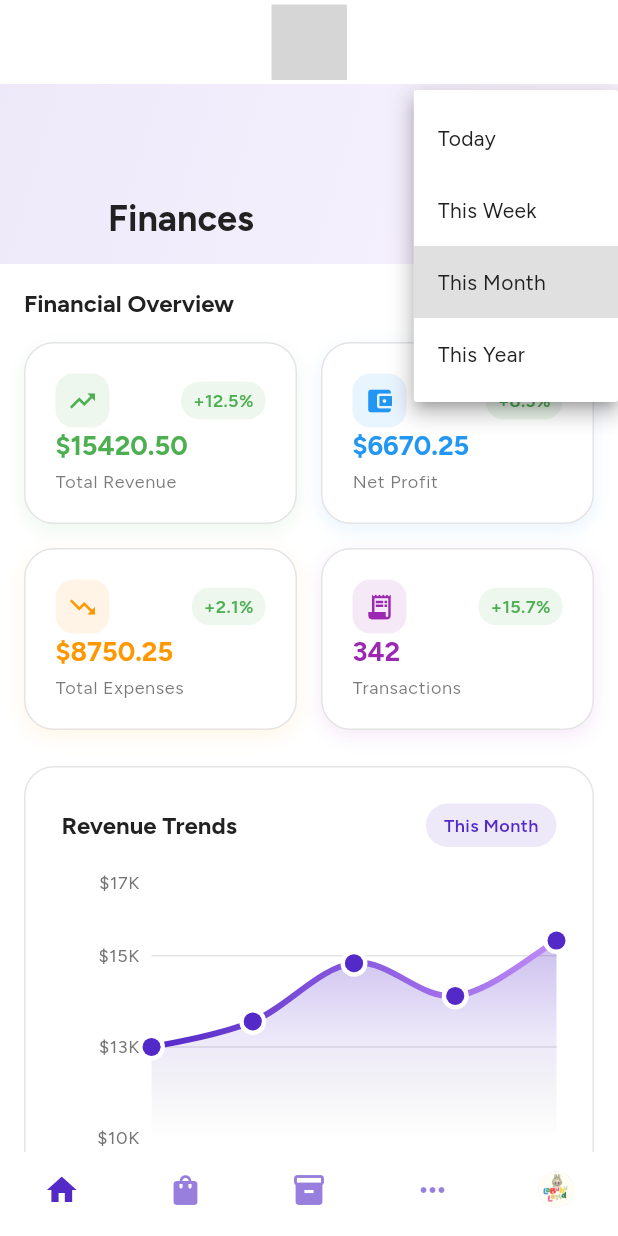
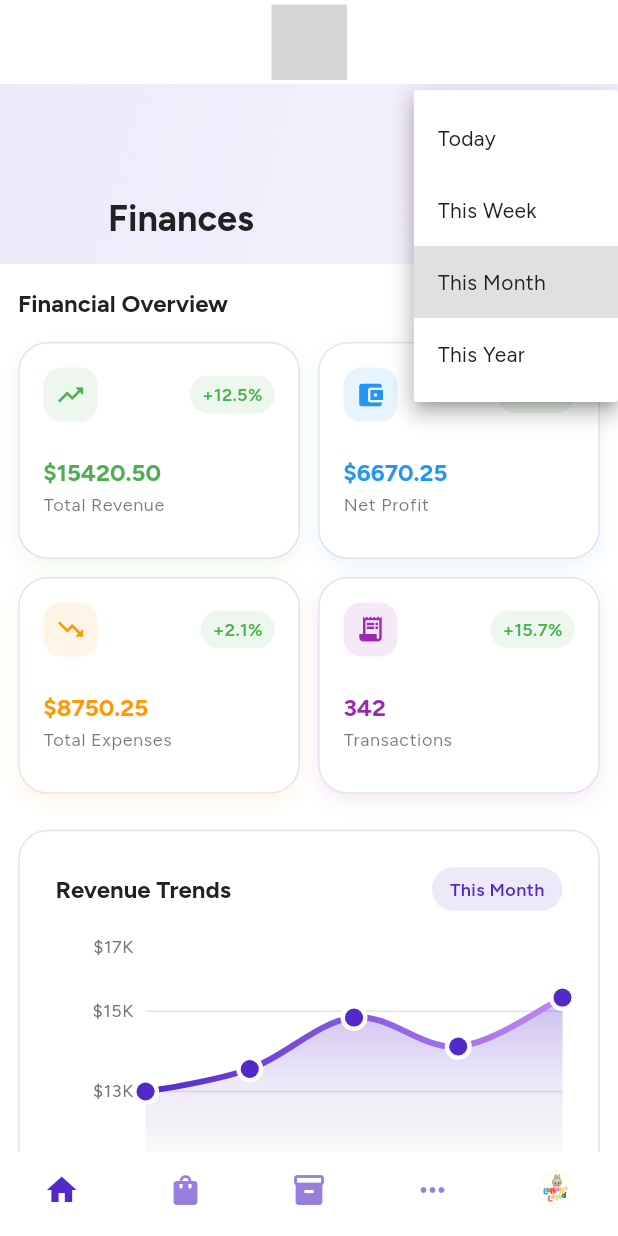
Before and after one commit to kmmelissat/vendly, a Flutter app: the FinancesPage screen opened by its route, after a tap on "This Month", on a phone screen of 412 x 824 dp. Run offline on Flutter 3.47's test engine with Material 3 defaults, Android fonts, the phone set to English and light mode, and no system bars; drawn by our look-alikes of fl_chart; our stand-ins replace animate_do, flutter_svg, go_router, google_fonts; project files that could hold a hidden picture were left out; grey boxes are pictures that could not be loaded.

Commit message:
🎨 Update Finances UI components: adjusted padding, spacing, and layout for improved responsiveness and visual consistency across the FinancesPage, FinancialSummaryCards, PaymentMethodsBreakdown, RecentTransactions, and RevenueChart components.

```diff
--- a/lib/pages/finances/components/financial_summary_cards.dart
+++ b/lib/pages/finances/components/financial_summary_cards.dart
@@ -30,9 +30,9 @@ class FinancialSummaryCards extends StatelessWidget {
           shrinkWrap: true,
           physics: const NeverScrollableScrollPhysics(),
           crossAxisCount: 2,
-          childAspectRatio: 1.5,
-          crossAxisSpacing: 16,
-          mainAxisSpacing: 16,
+          childAspectRatio: 1.3,
+          crossAxisSpacing: 12,
+          mainAxisSpacing: 12,
           children: [
             _buildSummaryCard(
               context,
@@ -81,7 +81,7 @@ class FinancialSummaryCards extends StatelessWidget {
     String change,
   ) {
     return Container(
-      padding: const EdgeInsets.all(20),
+      padding: const EdgeInsets.all(16),
       decoration: BoxDecoration(
         color: Theme.of(context).colorScheme.surface,
         borderRadius: BorderRadius.circular(20),
@@ -128,18 +128,26 @@ class FinancialSummaryCards extends StatelessWidget {
             ],
           ),
           const Spacer(),
-          Text(
+          Flexible(
+            child: Text(
               value,
-            style: Theme.of(context).textTheme.headlineSmall?.copyWith(
+              style: Theme.of(context).textTheme.titleLarge?.copyWith(
                 fontWeight: FontWeight.bold,
                 color: color,
               ),
+              maxLines: 1,
+              overflow: TextOverflow.ellipsis,
+            ),
           ),
           const SizedBox(height: 4),
-          Text(
+          Flexible(
+            child: Text(
               title,
               style: Theme.of(context).textTheme.bodySmall?.copyWith(
                 color: Theme.of(context).colorScheme.onSurface.withOpacity(0.6),
+              ),
+              maxLines: 1,
+              overflow: TextOverflow.ellipsis,
             ),
           ),
         ],
--- a/lib/pages/finances/components/payment_methods_breakdown.dart
+++ b/lib/pages/finances/components/payment_methods_breakdown.dart
@@ -28,7 +28,67 @@ class PaymentMethodsBreakdown extends StatelessWidget {
           ),
           const SizedBox(height: 24),
 
-          Row(
+          LayoutBuilder(
+            builder: (context, constraints) {
+              if (constraints.maxWidth < 600) {
+                // Stack layout for smaller screens
+                return Column(
+                  mainAxisSize: MainAxisSize.min,
+                  children: [
+                    // Pie Chart
+                    SizedBox(
+                      height: 200,
+                      child: PieChart(
+                        PieChartData(
+                          sectionsSpace: 4,
+                          centerSpaceRadius: 40,
+                          sections: _buildPieChartSections(),
+                        ),
+                      ),
+                    ),
+                    const SizedBox(height: 24),
+                    // Legend and Details
+                    Column(
+                      mainAxisSize: MainAxisSize.min,
+                      children: [
+                        _buildPaymentMethodItem(
+                          context,
+                          'Bank Transfer',
+                          'transfer',
+                          Icons.account_balance,
+                          const Color(0xFF2196F3),
+                        ),
+                        const SizedBox(height: 12),
+                        _buildPaymentMethodItem(
+                          context,
+                          'Nico (Digital Wallet)',
+                          'nico',
+                          Icons.wallet,
+                          const Color(0xFF4CAF50),
+                        ),
+                        const SizedBox(height: 12),
+                        _buildPaymentMethodItem(
+                          context,
+                          'Cash on Delivery',
+                          'cash_delivery',
+                          Icons.local_shipping,
+                          const Color(0xFFFF9800),
+                        ),
+                        const SizedBox(height: 12),
+                        _buildPaymentMethodItem(
+                          context,
+                          'Salvadorian Card',
+                          'card_sv',
+                          Icons.credit_card,
+                          const Color(0xFF9C27B0),
+                        ),
+                      ],
+                    ),
+                  ],
+                );
+              } else {
+                // Row layout for larger screens
+                return Row(
                   children: [
                     // Pie Chart
                     Expanded(
@@ -44,13 +104,12 @@ class PaymentMethodsBreakdown extends StatelessWidget {
                         ),
                       ),
                     ),
-
                     const SizedBox(width: 24),
-
                     // Legend and Details
                     Expanded(
                       flex: 3,
                       child: Column(
+                        mainAxisSize: MainAxisSize.min,
                         children: [
                           _buildPaymentMethodItem(
                             context,
@@ -78,7 +137,7 @@ class PaymentMethodsBreakdown extends StatelessWidget {
                           const SizedBox(height: 16),
                           _buildPaymentMethodItem(
                             context,
-                      ' Card',
+                            'Salvadorian Card',
                             'card_sv',
                             Icons.credit_card,
                             const Color(0xFF9C27B0),
@@ -87,6 +146,9 @@ class PaymentMethodsBreakdown extends StatelessWidget {
                       ),
                     ),
                   ],
+                );
+              }
+            },
           ),
         ],
       ),
@@ -132,7 +194,7 @@ class PaymentMethodsBreakdown extends StatelessWidget {
     final data = paymentData[key];
 
     return Container(
-      padding: const EdgeInsets.all(16),
+      padding: const EdgeInsets.all(12),
       decoration: BoxDecoration(
         color: color.withOpacity(0.1),
         borderRadius: BorderRadius.circular(16),
@@ -151,13 +213,18 @@ class PaymentMethodsBreakdown extends StatelessWidget {
           const SizedBox(width: 12),
           Expanded(
             child: Column(
+              mainAxisSize: MainAxisSize.min,
               crossAxisAlignment: CrossAxisAlignment.start,
               children: [
-                Text(
+                Flexible(
+                  child: Text(
                     name,
-                  style: Theme.of(
-                    context,
-                  ).textTheme.titleSmall?.copyWith(fontWeight: FontWeight.w600),
+                    style: Theme.of(context).textTheme.titleSmall?.copyWith(
+                      fontWeight: FontWeight.w600,
+                    ),
+                    maxLines: 1,
+                    overflow: TextOverflow.ellipsis,
+                  ),
                 ),
                 const SizedBox(height: 4),
                 Row(
--- a/lib/pages/finances/components/recent_transactions.dart
+++ b/lib/pages/finances/components/recent_transactions.dart
@@ -1,5 +1,4 @@
 import 'package:flutter/material.dart';
-import 'package:animate_do/animate_do.dart';
 
 class RecentTransactions extends StatelessWidget {
   const RecentTransactions({super.key});
@@ -92,10 +91,7 @@ class RecentTransactions extends StatelessWidget {
             itemCount: transactions.length,
             separatorBuilder: (context, index) => const SizedBox(height: 12),
             itemBuilder: (context, index) {
-              return FadeInUp(
-                duration: Duration(milliseconds: 300 + (index * 100)),
-                child: _buildTransactionItem(context, transactions[index]),
-              );
+              return _buildTransactionItem(context, transactions[index]);
             },
           ),
         ],
@@ -108,7 +104,7 @@ class RecentTransactions extends StatelessWidget {
     Map<String, dynamic> transaction,
   ) {
     return Container(
-      padding: const EdgeInsets.all(16),
+      padding: const EdgeInsets.all(12),
       decoration: BoxDecoration(
         color: Theme.of(context).colorScheme.surfaceContainerHighest,
         borderRadius: BorderRadius.circular(16),
@@ -201,6 +197,7 @@ class RecentTransactions extends StatelessWidget {
                   mainAxisAlignment: MainAxisAlignment.spaceBetween,
                   children: [
                     Expanded(
+                      flex: 2,
                       child: Text(
                         transaction['products'].join(', '),
                         style: Theme.of(context).textTheme.bodySmall?.copyWith(
@@ -212,12 +209,17 @@ class RecentTransactions extends StatelessWidget {
                         overflow: TextOverflow.ellipsis,
                       ),
                     ),
-                    Text(
-                      _formatDate(transaction['date']),
-                      style: Theme.of(context).textTheme.bodySmall?.copyWith(
-                        color: Theme.of(
-                          context,
-                        ).colorScheme.onSurface.withOpacity(0.5),
+                    const SizedBox(width: 8),
+                    Flexible(
+                      child: Text(
+                        _formatDate(transaction['date']),
+                        style: Theme.of(context).textTheme.bodySmall?.copyWith(
+                          color: Theme.of(
+                            context,
+                          ).colorScheme.onSurface.withOpacity(0.5),
+                        ),
+                        maxLines: 1,
+                        overflow: TextOverflow.ellipsis,
                       ),
                     ),
                   ],
--- a/lib/pages/finances/components/revenue_chart.dart
+++ b/lib/pages/finances/components/revenue_chart.dart
@@ -56,8 +56,10 @@ class RevenueChart extends StatelessWidget {
           ),
           const SizedBox(height: 24),
 
-          SizedBox(
-            height: 200,
+          LayoutBuilder(
+            builder: (context, constraints) {
+              return SizedBox(
+                height: constraints.maxWidth < 600 ? 180 : 200,
                 child: LineChart(
                   LineChartData(
                     gridData: FlGridData(
@@ -66,7 +68,9 @@ class RevenueChart extends StatelessWidget {
                       horizontalInterval: 2500,
                       getDrawingHorizontalLine: (value) {
                         return FlLine(
-                      color: Theme.of(context).dividerColor.withOpacity(0.2),
+                          color: Theme.of(
+                            context,
+                          ).dividerColor.withOpacity(0.2),
                           strokeWidth: 1,
                         );
                       },
@@ -169,12 +173,40 @@ class RevenueChart extends StatelessWidget {
                     ],
                   ),
                 ),
+              );
+            },
           ),
 
           const SizedBox(height: 16),
 
           // Revenue Summary
-          Row(
+          LayoutBuilder(
+            builder: (context, constraints) {
+              if (constraints.maxWidth < 400) {
+                return Column(
+                  mainAxisSize: MainAxisSize.min,
+                  children: [
+                    _buildRevenueStat(
+                      context,
+                      'Current Month',
+                      '\$${monthlyData.last['revenue'].toStringAsFixed(2)}',
+                      Icons.trending_up,
+                      Colors.green,
+                    ),
+                    const SizedBox(height: 12),
+                    _buildRevenueStat(
+                      context,
+                      'Average',
+                      '\$${_calculateAverage().toStringAsFixed(2)}',
+                      Icons.analytics,
+                      Colors.blue,
+                    ),
+                  ],
+                );
+              } else {
+                return IntrinsicHeight(
+                  child: Row(
+                    crossAxisAlignment: CrossAxisAlignment.stretch,
                     children: [
                       Expanded(
                         child: _buildRevenueStat(
@@ -197,6 +229,10 @@ class RevenueChart extends StatelessWidget {
                       ),
                     ],
                   ),
+                );
+              }
+            },
+          ),
         ],
       ),
     );
@@ -216,17 +252,19 @@ class RevenueChart extends StatelessWidget {
     Color color,
   ) {
     return Container(
-      padding: const EdgeInsets.all(16),
+      padding: const EdgeInsets.all(12),
       decoration: BoxDecoration(
         color: color.withOpacity(0.1),
         borderRadius: BorderRadius.circular(16),
       ),
       child: Row(
+        mainAxisSize: MainAxisSize.min,
         children: [
           Icon(icon, color: color, size: 20),
           const SizedBox(width: 8),
           Expanded(
             child: Column(
+              mainAxisSize: MainAxisSize.min,
               crossAxisAlignment: CrossAxisAlignment.start,
               children: [
                 Text(
@@ -236,6 +274,8 @@ class RevenueChart extends StatelessWidget {
                       context,
                     ).colorScheme.onSurface.withOpacity(0.6),
                   ),
+                  maxLines: 1,
+                  overflow: TextOverflow.ellipsis,
                 ),
                 Text(
                   value,
@@ -243,6 +283,8 @@ class RevenueChart extends StatelessWidget {
                     fontWeight: FontWeight.bold,
                     color: color,
                   ),
+                  maxLines: 1,
+                  overflow: TextOverflow.ellipsis,
                 ),
               ],
             ),
--- a/lib/pages/finances/finances_page.dart
+++ b/lib/pages/finances/finances_page.dart
@@ -96,7 +96,7 @@ class _FinancesPageState extends State<FinancesPage> {
 
           // Content
           SliverPadding(
-            padding: const EdgeInsets.all(16),
+            padding: const EdgeInsets.symmetric(horizontal: 12, vertical: 16),
             sliver: SliverList(
               delegate: SliverChildListDelegate([
                 // Financial Summary Cards
```
Lines whose indentation alone changed are shown as unchanged.
